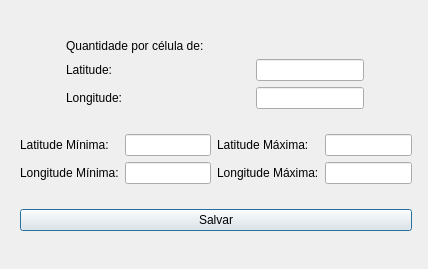
Old version of the form betsabe/add_info.ui in the repository BetSpaguetty/Projeto-Taludes.
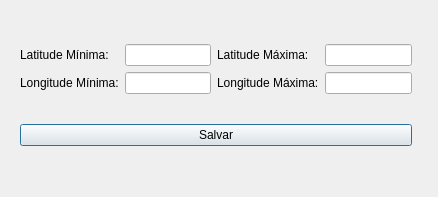
New version of the form.

Commit message: atualizando add info

What changed in the file:
```diff
--- a/betsabe/add_info.ui
+++ b/betsabe/add_info.ui
@@ -6,8 +6,8 @@
    <rect>
     <x>0</x>
     <y>0</y>
-    <width>428</width>
-    <height>269</height>
+    <width>438</width>
+    <height>197</height>
    </rect>
   </property>
   <property name="windowTitle">
@@ -19,10 +19,10 @@
      <x>10</x>
      <y>10</y>
      <width>412</width>
-     <height>250</height>
+     <height>171</height>
     </rect>
    </property>
-   <layout class="QVBoxLayout" name="lay_principal" stretch="1,1,1">
+   <layout class="QVBoxLayout" name="lay_principal" stretch="1,1">
     <property name="leftMargin">
      <number>10</number>
     </property>
@@ -35,69 +35,6 @@
     <property name="bottomMargin">
      <number>10</number>
     </property>
-    <item>
-     <layout class="QGridLayout" name="gridLayout">
-      <item row="2" column="1">
-       <widget class="QLineEdit" name="longitude">
-        <property name="sizePolicy">
-         <sizepolicy hsizetype="Fixed" vsizetype="Fixed">
-          <horstretch>0</horstretch>
-          <verstretch>0</verstretch>
-         </sizepolicy>
-        </property>
-       </widget>
-      </item>
-      <item row="0" column="0">
-       <widget class="QLabel" name="label">
-        <property name="sizePolicy">
-         <sizepolicy hsizetype="Fixed" vsizetype="Fixed">
-          <horstretch>0</horstretch>
-          <verstretch>0</verstretch>
-         </sizepolicy>
-        </property>
-        <property name="text">
-         <string>Quantidade por célula de:</string>
-        </property>
-       </widget>
-      </item>
-      <item row="2" column="0">
-       <widget class="QLabel" name="label_3">
-        <property name="sizePolicy">
-         <sizepolicy hsizetype="Fixed" vsizetype="Fixed">
-          <horstretch>0</horstretch>
-          <verstretch>0</verstretch>
-         </sizepolicy>
-        </property>
-        <property name="text">
-         <string>Longitude:</string>
-        </property>
-       </widget>
-      </item>
-      <item row="1" column="1">
-       <widget class="QLineEdit" name="latitude">
-        <property name="sizePolicy">
-         <sizepolicy hsizetype="Fixed" vsizetype="Fixed">
-          <horstretch>0</horstretch>
-          <verstretch>0</verstretch>
-         </sizepolicy>
-        </property>
-       </widget>
-      </item>
-      <item row="1" column="0">
-       <widget class="QLabel" name="label_2">
-        <property name="sizePolicy">
-         <sizepolicy hsizetype="Fixed" vsizetype="Fixed">
-          <horstretch>0</horstretch>
-          <verstretch>0</verstretch>
-         </sizepolicy>
-        </property>
-        <property name="text">
-         <string>Latitude:</string>
-        </property>
-       </widget>
-      </item>
-     </layout>
-    </item>
     <item>
      <layout class="QGridLayout" name="gridLayout_2">
       <item row="2" column="4">
```
The commit also changes 1 other file.
